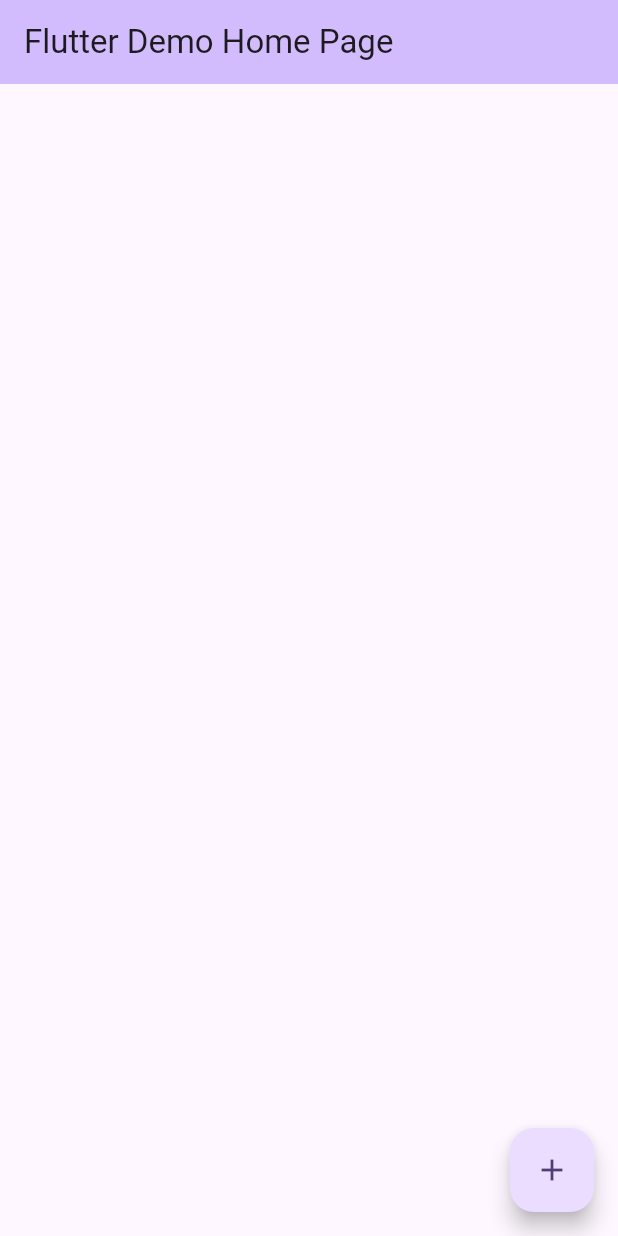
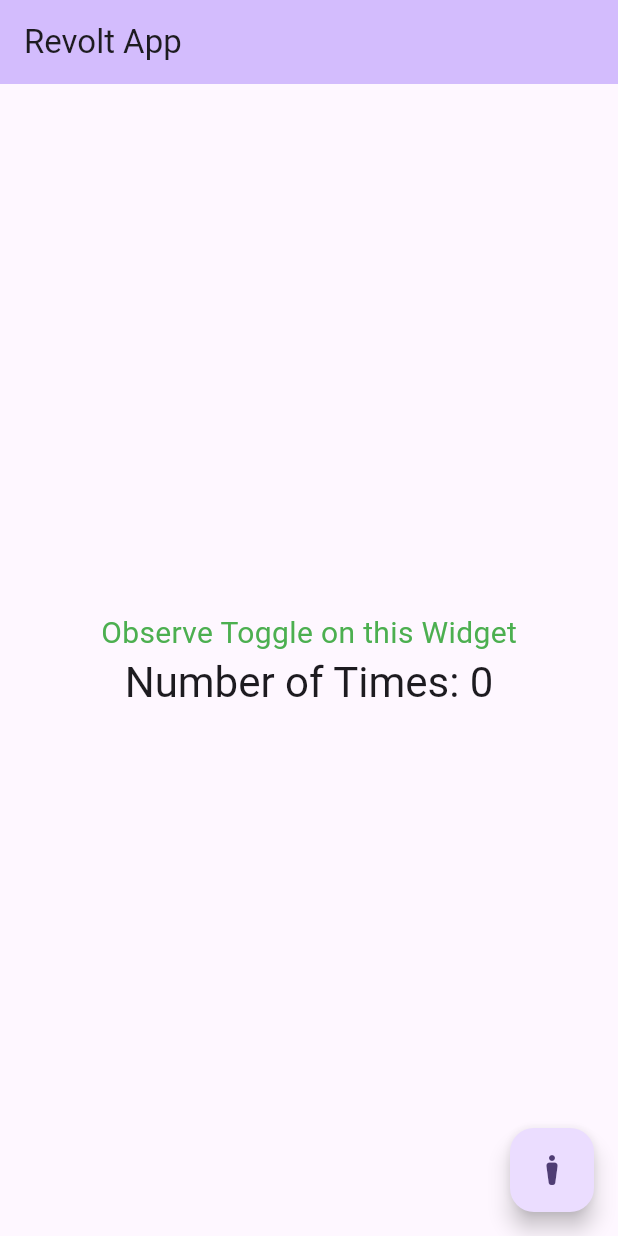
Before and after one commit to ohanz/Revolt_PopsiAlarm, a Flutter app: the screen it shows after launch, on a phone screen of 412 x 824 dp. Run offline on Flutter 3.47's test engine with Material 2 defaults, Android fonts, the phone set to English and light mode, and no system bars.

Commit message:
simp functionality

```diff
--- a/lib/main.dart
+++ b/lib/main.dart
@@ -11,13 +11,13 @@ class MyApp extends StatelessWidget {
   @override
   Widget build(BuildContext context) {
     return MaterialApp(
-      title: 'Flutter Demo',
+      title: 'Welcome to Revolt App',
       theme: ThemeData(
 
         colorScheme: ColorScheme.fromSeed(seedColor: Colors.deepPurple),
         useMaterial3: true,
       ),
-      home: const MyHomePage(title: 'Flutter Demo Home Page'),
+      home: const MyHomePage(title: 'Revolt App'),
     );
   }
 }
@@ -34,6 +34,7 @@ class MyHomePage extends StatefulWidget {
 
 class _MyHomePageState extends State<MyHomePage> {
   int _counter = 0;
+  bool show = true;
 
   void _incrementCounter() {
     //   setState(() {
@@ -60,26 +61,35 @@ class _MyHomePageState extends State<MyHomePage> {
         title: Text(widget.title),
       ),
       body: Center(
-        // // Center is a layout widget. It takes a single child and positions it
-        // // in the middle of the parent.
-        // child: Column(
-        //   mainAxisAlignment: MainAxisAlignment.center,
-        //   children: <Widget>[
-        //     const Text(
-        //       'You have pushed the button this many times:',
-        //     ),
-        //     Text(
-        //       '$_counter',
-        //       style: Theme.of(context).textTheme.headlineMedium,
-        //     ),
-        //   ],
-        // ),
+        // Center is a layout widget. It takes a single child and positions it
+        // in the middle of the parent.
+        child: Column(
+          mainAxisAlignment: MainAxisAlignment.center,
+          children: <Widget>[
+            show?const Text(
+              'Observe Toggle on this Widget', style: TextStyle(fontSize: 20, color: Colors.green),
+            ): const Text(''),
+            Text(
+              'Number of Times: $_counter',
+              style: Theme.of(context).textTheme.headlineMedium,
+            ),
+          ],
+        ),
       ),
       floatingActionButton: FloatingActionButton(
-        onPressed: (){},
-        tooltip: 'Increment',
-        child: const Icon(Icons.add),
-      ), // This trailing comma makes auto-formatting nicer for build methods.
+        onPressed: (){
+          setState(() {
+            _counter++;
+            if(show) {
+              show = false;
+            } else {
+              show = true;
+            }
+          });
+        },
+        tooltip: 'Show/hide',
+        child: show?const Icon(Icons.man_4_rounded):const Icon(Icons.add),
+      ), // This trailing  // This trailing comma makes auto-formatting nicer for build methods.
     );
   }
 }
```
